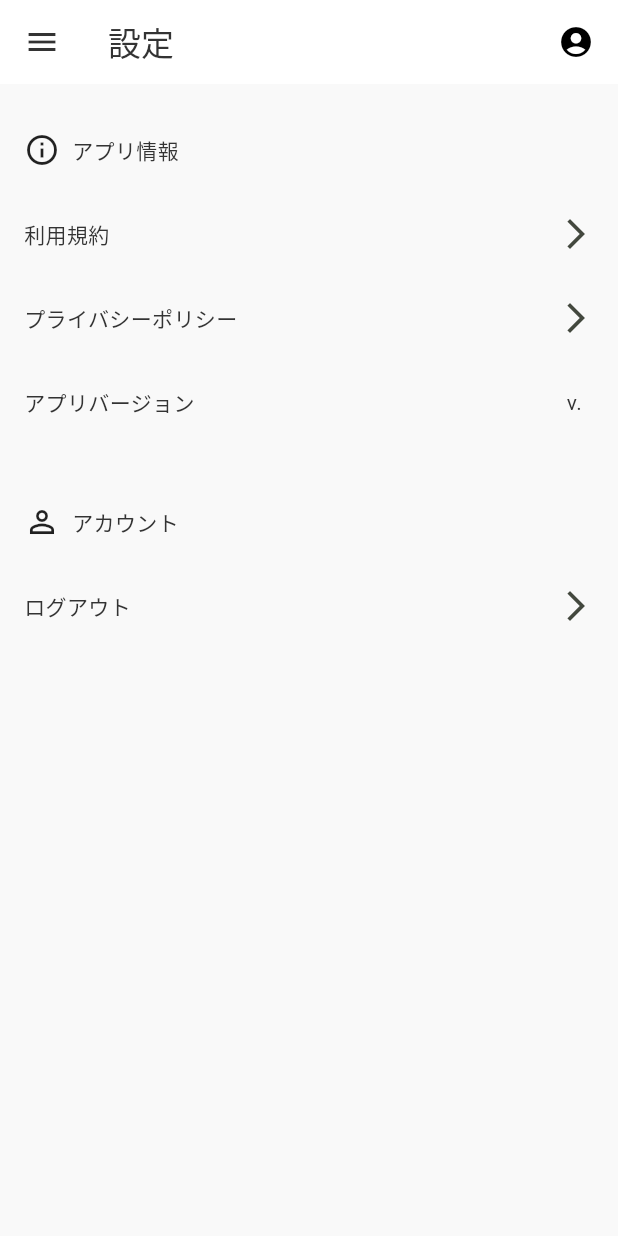
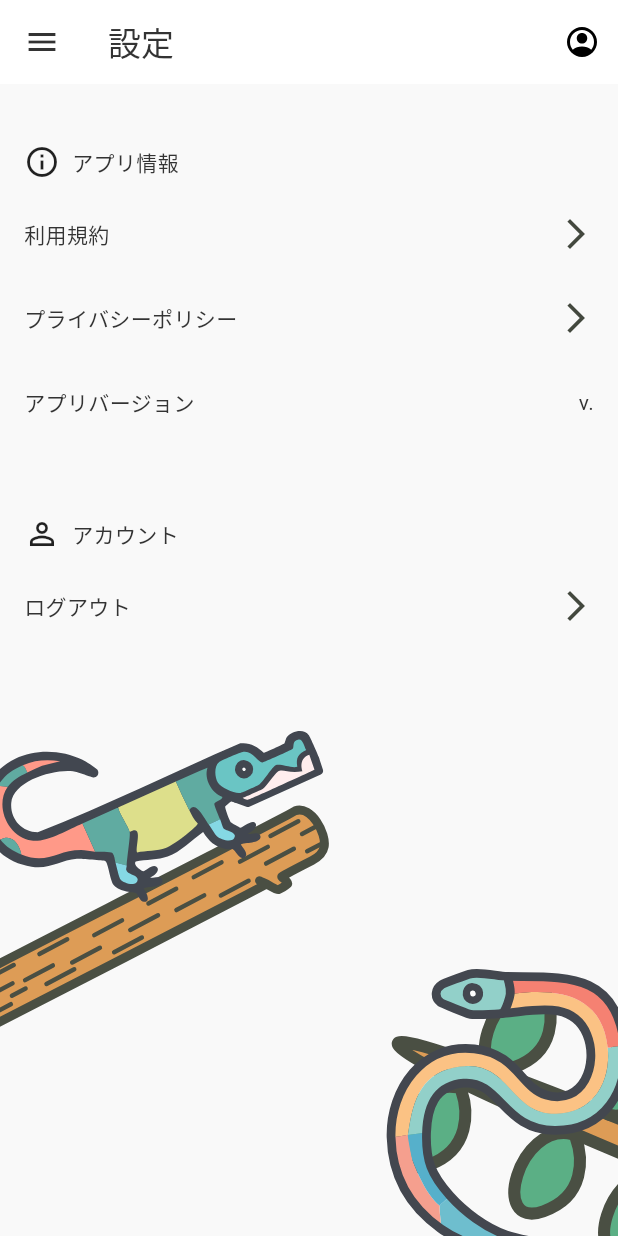
Before and after one commit to shinonome-inc/yumemi-pg-hackathon-team4, a Flutter app: the SettingsPage screen opened by its route, on a phone screen of 412 x 824 dp. Run offline on Flutter 3.47's test engine with Material 3 defaults, Android fonts, the phone set to English and light mode, and no system bars; our stand-ins replace cloud_firestore, firebase_auth, firebase_core, flutter_dotenv, flutter_riverpod, flutter_svg and 5 more; missing offline and left inert: flutter_app_info; accounts and stored records are empty; generated files the repository leaves out were written again; project files that could hold a hidden picture were left out.

Commit message:
リファクタリング

```diff
--- a/client/lib/pages/settings/settings_page.dart
+++ b/client/lib/pages/settings/settings_page.dart
@@ -3,156 +3,119 @@ import 'package:client/extensions/build_context_extension.dart';
 import 'package:flutter/material.dart';
 import 'package:flutter_app_info/flutter_app_info.dart';
 import 'package:flutter_riverpod/flutter_riverpod.dart';
+import 'package:flutter_svg/svg.dart';
 
 class SettingsPage extends ConsumerStatefulWidget {
   const SettingsPage({super.key});
 
   @override
-  ConsumerState createState() => _TopPageState();
+  ConsumerState createState() => _SettingsPageState();
 }
 
-class _TopPageState extends ConsumerState<SettingsPage> {
+class _SettingsPageState extends ConsumerState<SettingsPage> {
   @override
   Widget build(BuildContext context) {
     final package = AppInfo.of(context).package;
+
     return Scaffold(
+      backgroundColor: AppColors.background,
       appBar: AppBar(
         backgroundColor: AppColors.white,
-        title: Text(
-          '設定',
-          style: context.textTheme.titleLarge,
-        ),
+        title: Text('設定', style: context.textTheme.titleLarge),
         leading: IconButton(
           icon: const Icon(Icons.menu, color: AppColors.gray1),
           onPressed: () {},
         ),
         actions: [
-          Padding(
+          IconButton(
+            onPressed: () {
+              // アイコンがタップされたときの処理
+            },
+            icon: SvgPicture.asset(
+              'assets/images/userIcon.svg',
+              width: 24,
+              height: 24,
+              colorFilter:
+                  const ColorFilter.mode(Colors.black, BlendMode.srcIn),
+            ),
             padding: const EdgeInsets.all(8),
-            child: Container(
-              padding: const EdgeInsets.all(8),
-              child: const Icon(
-                Icons.account_circle,
-                size: 24,
-                color: Colors.black,
-              ),
-            ),
+            splashRadius: 24,
           ),
         ],
       ),
-      body: Container(
-        color: AppColors.background,
+      body: SafeArea(
+        child: Stack(
+          children: [
+            // メイン内容
+            Positioned.fill(
+              child: SingleChildScrollView(
+                padding: const EdgeInsets.symmetric(vertical: 32),
                 child: Column(
                   children: [
-            Column(
-              children: [
-                const SizedBox(height: 32),
-                Padding(
-                  padding: const EdgeInsets.only(
-                    left: 16,
-                    right: 16,
-                  ), // 上に32pxの余白
-                  child: Row(
-                    children: [
-                      const Icon(
-                        Icons.info_outline,
-                        size: 24,
-                      ),
-                      const SizedBox(width: 8),
-                      Text(
-                        'アプリ情報',
-                        style: context.textTheme.bodyMedium,
-                      ),
-                    ],
-                  ),
-                ),
-                const SizedBox(height: 16),
-                ListTile(
-                  title: Text(
-                    '利用規約',
-                    style: context.textTheme.bodyMedium,
-                  ),
-                  contentPadding: const EdgeInsets.symmetric(
-                    horizontal: 16,
-                  ),
-                  trailing: const Icon(
-                    Icons.arrow_forward_ios,
-                    size: 24,
-                  ),
-                  onTap: () {},
-                ),
-                ListTile(
-                  title: Text(
-                    'プライバシーポリシー',
-                    style: context.textTheme.bodyMedium,
-                  ),
-                  contentPadding: const EdgeInsets.symmetric(
-                    horizontal: 16,
-                  ),
-                  trailing: const Icon(
-                    Icons.arrow_forward_ios,
-                    size: 24,
-                  ),
-                  onTap: () {},
-                ),
-                ListTile(
-                  contentPadding: const EdgeInsets.only(
-                    left: 16,
-                    right: 24,
-                  ),
-                  title: Text(
+                    _sectionTitle(context, Icons.info_outline, 'アプリ情報'),
+                    _settingItem(context, '利用規約', onTap: () {}),
+                    _settingItem(context, 'プライバシーポリシー', onTap: () {}),
+                    _settingItem(
+                      context,
                       'アプリバージョン',
-                    style: context.textTheme.bodyMedium,
-                  ),
                       trailing: Text(
                         'v.${package.versionWithoutBuild}',
                         style: context.textTheme.bodyMedium,
                       ),
                     ),
-              ],
-            ),
                     const SizedBox(height: 40),
-            Column(
-              children: [
-                Padding(
-                  padding: const EdgeInsets.only(
-                    left: 16,
-                    right: 16,
-                  ),
-                  child: Row(
-                    children: [
-                      const Icon(
-                        Icons.person_outline,
-                        size: 24,
-                      ),
-                      const SizedBox(width: 8),
-                      Text(
-                        'アカウント',
-                        style: context.textTheme.bodyMedium,
-                      ),
+                    _sectionTitle(context, Icons.person_outline, 'アカウント'),
+                    _settingItem(context, 'ログアウト', onTap: () {}),
                   ],
                 ),
               ),
-                const SizedBox(height: 16),
-                ListTile(
-                  title: Text(
-                    'ログアウト',
-                    style: context.textTheme.bodyMedium,
             ),
-                  contentPadding: const EdgeInsets.symmetric(
-                    horizontal: 16,
+
+            // 背景イラスト：左下
+            Positioned(
+              bottom: 70,
+              left: -40,
+              child: SvgPicture.asset(
+                'assets/images/AlligatorOnTree.svg',
+                width: 270,
               ),
-                  trailing: const Icon(
-                    Icons.arrow_forward_ios,
-                    size: 24,
             ),
-                  onTap: () {},
+
+            // 背景イラスト：右下
+            Positioned(
+              bottom: -20,
+              right: -115,
+              child: SvgPicture.asset(
+                'assets/images/Snake.svg',
+                width: 270,
               ),
-              ],
             ),
           ],
         ),
       ),
     );
   }
+
+  Widget _sectionTitle(BuildContext context, IconData icon, String title) {
+    return Padding(
+      padding: const EdgeInsets.symmetric(horizontal: 16, vertical: 8),
+      child: Row(
+        children: [
+          Icon(icon, size: 24),
+          const SizedBox(width: 8),
+          Text(title, style: context.textTheme.bodyMedium),
+        ],
+      ),
+    );
   }
+
+  Widget _settingItem(BuildContext context, String title,
+      {Widget? trailing, VoidCallback? onTap}) {
+    return ListTile(
+      title: Text(title, style: context.textTheme.bodyMedium),
+      contentPadding: const EdgeInsets.symmetric(horizontal: 16),
+      trailing: trailing ?? const Icon(Icons.arrow_forward_ios, size: 24),
+      onTap: onTap,
+    );
+  }
+}
```
Also changed, not shown: client/assets/images/AlligatorOnTreeAndSnake.svg, client/assets/images/userIcon.svg (added). Lines whose indentation alone changed are shown as unchanged.
